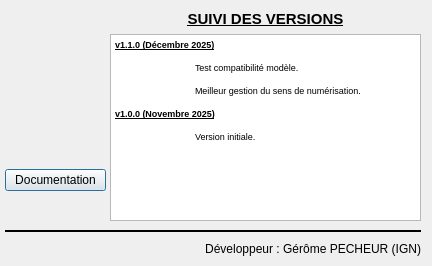
IGNF/jeux_attribut_generique_plugin_qgis, file aproposde.ui: the form before one commit.
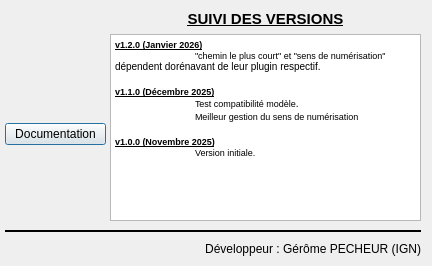
The form after the commit. Icons and pictures are not drawn.

Commit message: gestion du che plus court et sens de num par leurs plugins respectifs

```diff
--- a/aproposde.ui
+++ b/aproposde.ui
@@ -67,11 +67,15 @@
 &lt;html&gt;&lt;head&gt;&lt;meta name=&quot;qrichtext&quot; content=&quot;1&quot; /&gt;&lt;style type=&quot;text/css&quot;&gt;
 p, li { white-space: pre-wrap; }
 &lt;/style&gt;&lt;/head&gt;&lt;body style=&quot; font-family:'MS Shell Dlg 2'; font-size:7.8pt; font-weight:400; font-style:normal;&quot;&gt;
+&lt;p style=&quot; margin-top:0px; margin-bottom:0px; margin-left:0px; margin-right:0px; -qt-block-indent:0; text-indent:0px;&quot;&gt;&lt;span style=&quot; font-size:7pt; font-weight:600; text-decoration: underline;&quot;&gt;v1.2.0 (Janvier 2026)&lt;/span&gt;&lt;/p&gt;
+&lt;p style=&quot; margin-top:0px; margin-bottom:0px; margin-left:0px; margin-right:0px; -qt-block-indent:0; text-indent:0px;&quot;&gt;&lt;span style=&quot; font-size:7pt;&quot;&gt;	&amp;quot;chemin le plus court&amp;quot; et &amp;quot;sens de numérisation&amp;quot; &lt;/span&gt;dépendent dorénavant de leur plugin respectif.&lt;/p&gt;
+&lt;p style=&quot;-qt-paragraph-type:empty; margin-top:0px; margin-bottom:0px; margin-left:0px; margin-right:0px; -qt-block-indent:0; text-indent:0px;&quot;&gt;&lt;br /&gt;&lt;/p&gt;
 &lt;p style=&quot; margin-top:0px; margin-bottom:0px; margin-left:0px; margin-right:0px; -qt-block-indent:0; text-indent:0px;&quot;&gt;&lt;span style=&quot; font-size:7pt; font-weight:600; text-decoration: underline;&quot;&gt;v1.1.0 (Décembre 2025)&lt;/span&gt;&lt;/p&gt;
-&lt;p style=&quot; margin-top:12px; margin-bottom:12px; margin-left:0px; margin-right:0px; -qt-block-indent:0; text-indent:0px;&quot;&gt;&lt;span style=&quot; font-size:7pt; font-weight:600;&quot;&gt;	&lt;/span&gt;&lt;span style=&quot; font-size:7pt;&quot;&gt;Test compatibilité modèle.&lt;/span&gt;&lt;/p&gt;
-&lt;p style=&quot; margin-top:0px; margin-bottom:0px; margin-left:0px; margin-right:0px; -qt-block-indent:0; text-indent:0px;&quot;&gt;&lt;span style=&quot; font-size:7pt;&quot;&gt;	Meilleur gestion du sens de numérisation.&lt;/span&gt;&lt;/p&gt;
-&lt;p style=&quot; margin-top:12px; margin-bottom:12px; margin-left:0px; margin-right:0px; -qt-block-indent:0; text-indent:0px;&quot;&gt;&lt;span style=&quot; font-size:7pt; font-weight:600; text-decoration: underline;&quot;&gt;v1.0.0 (Novembre 2025)&lt;/span&gt;&lt;/p&gt;
-&lt;p style=&quot; margin-top:12px; margin-bottom:12px; margin-left:0px; margin-right:0px; -qt-block-indent:0; text-indent:0px;&quot;&gt;&lt;span style=&quot; font-size:7pt; font-weight:600;&quot;&gt;	&lt;/span&gt;&lt;span style=&quot; font-size:7pt;&quot;&gt;Version initiale.&lt;/span&gt;&lt;/p&gt;&lt;/body&gt;&lt;/html&gt;</string>
+&lt;p style=&quot; margin-top:0px; margin-bottom:0px; margin-left:0px; margin-right:0px; -qt-block-indent:0; text-indent:0px;&quot;&gt;&lt;span style=&quot; font-size:7pt;&quot;&gt;	Test compatibilité modèle&lt;/span&gt;.&lt;/p&gt;
+&lt;p style=&quot; margin-top:0px; margin-bottom:0px; margin-left:0px; margin-right:0px; -qt-block-indent:0; text-indent:0px;&quot;&gt;	&lt;span style=&quot; font-size:7pt;&quot;&gt;Meilleur gestion du sens de numérisation&lt;/span&gt;&lt;/p&gt;
+&lt;p style=&quot;-qt-paragraph-type:empty; margin-top:0px; margin-bottom:0px; margin-left:0px; margin-right:0px; -qt-block-indent:0; text-indent:0px;&quot;&gt;&lt;br /&gt;&lt;/p&gt;
+&lt;p style=&quot; margin-top:0px; margin-bottom:0px; margin-left:0px; margin-right:0px; -qt-block-indent:0; text-indent:0px;&quot;&gt;&lt;span style=&quot; font-size:7pt; font-weight:600; text-decoration: underline;&quot;&gt;v1.0.0 (Novembre 2025)&lt;/span&gt;&lt;/p&gt;
+&lt;p style=&quot; margin-top:0px; margin-bottom:0px; margin-left:0px; margin-right:0px; -qt-block-indent:0; text-indent:0px;&quot;&gt;&lt;span style=&quot; font-size:7pt;&quot;&gt;	Version initiale.&lt;/span&gt;&lt;/p&gt;&lt;/body&gt;&lt;/html&gt;</string>
       </property>
      </widget>
     </item>
@@ -121,7 +125,7 @@
      <x>0</x>
      <y>10</y>
      <width>111</width>
-     <height>211</height>
+     <height>141</height>
     </rect>
    </property>
    <layout class="QVBoxLayout" name="verticalLayout_4" stretch="0,0">
```
The commit also changes 13 other files.
